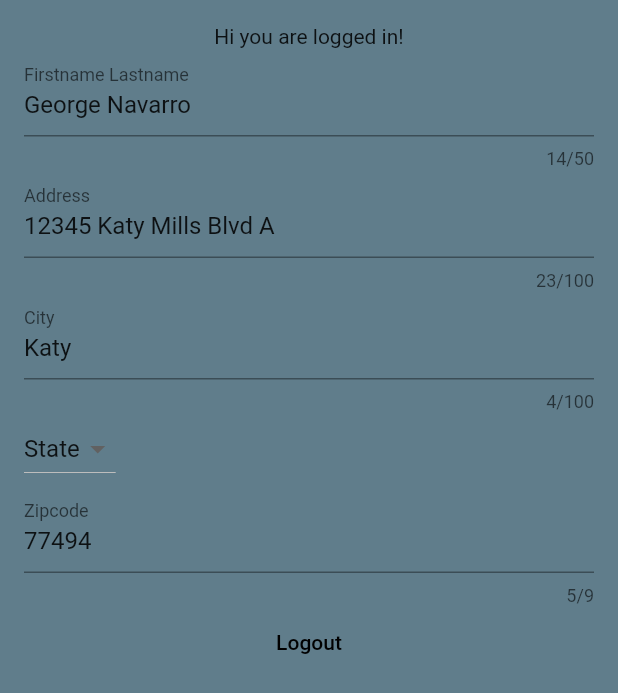
After one commit to GeorgeNav/Fuel-Consolidator, a Flutter app: the Client screen opened by its route, on a phone screen of 412 x 824 dp. The commit adds this screen. Shown: the top 693 px of the screen. Run offline on Flutter 3.47's test engine with Material 2 defaults, Android fonts, the phone set to English and light mode, and no system bars; missing offline and left inert: firebase, flutter_web; accounts and stored records are empty.

Commit message:
Client profile addition and refactoring

```diff
--- /dev/null
+++ b/lib/imports.dart
@@ -0,0 +1,4 @@
+// screens
+export 'screens/home.dart';
+export 'screens/create_account.dart';
+export 'screens/client/client.dart';
--- /dev/null
+++ b/lib/screens/client/client.dart
@@ -0,0 +1,100 @@
+import 'package:firebase/firestore.dart';
+import 'package:flutter_web/material.dart';
+import 'package:firebase/firebase.dart';
+import 'package:provider/provider.dart';
+
+class Client extends StatefulWidget {
+  Client({Key key}) : super(key: key);
+
+  _ClientState createState() => _ClientState();
+}
+
+class _ClientState extends State<Client> {
+  String stateSelection = 'State';
+  TextEditingController zipcode;
+
+  @override
+  Widget build(BuildContext context) => Scaffold(
+    backgroundColor: Colors.blueGrey,
+    body: Container(
+      width: 500,
+      padding: EdgeInsets.all(8),
+      margin: EdgeInsets.all(8),
+      child: Center(
+        child: Column(
+          children: <Widget>[
+            Text('Hi you are logged in!'),
+            _userData(),
+            FlatButton(
+              onPressed: () {
+                _logOut();
+                Navigator.of(context).pop();
+              },
+              textColor: Colors.black,
+              child: Text('Logout'),
+            ),
+          ],
+        ),
+      ),
+    ),
+  );
+
+  Widget _userData() {
+    List<String> states = ['State', 'AL', 'AK', 'AS', 'AZ', 'AR', 'CA', 'CO', 'CT', 'DE', 'DC', 'FM', 'FL', 'GA', 'GU', 'HI', 'ID', 'IL', 'IN', 'IA', 'KS', 'KY', 'LA', 'ME', 'MH', 'MD', 'MA', 'MI', 'MN', 'MS', 'MO', 'MT', 'NE', 'NV', 'NH', 'NJ', 'NM', 'NY', 'NC', 'ND', 'MP', 'OH', 'OK', 'OR', 'PW', 'PA', 'PR', 'RI', 'SC', 'SD', 'TN', 'TX', 'UT', 'VT', 'VI', 'VA', 'WA', 'WV', 'WI', 'WY' ];
+
+    return Column(
+      children: <Widget>[
+        // will need to figure out how to automatically pull name from database when client creats and account
+        TextFormField(
+          // first and last name
+          decoration: InputDecoration(labelText: 'Firstname Lastname'),
+          initialValue: 'George Navarro',
+          maxLength: 50, //(required)
+          enableInteractiveSelection: false, // non-editable
+        ),
+        TextFormField(
+          decoration: InputDecoration(labelText: 'Address'),
+          initialValue: '12345 Katy Mills Blvd A',
+          maxLength: 100, //(required)
+        ),
+        TextFormField(
+          decoration: InputDecoration(labelText: 'City'),
+          initialValue: 'Katy',
+          maxLength: 100, //(required)
+        ),
+        Container(
+          alignment: Alignment.centerLeft,
+          child: DropdownButton<String>(
+            value: stateSelection,
+            items: states
+                .map((String value) => DropdownMenuItem<String>(
+                      value: value,
+                      child: Text(value),
+                    ))
+                .toList(),
+            onChanged: (selection) {
+              setState(() {
+                stateSelection = selection;
+              });
+            },
+          ),
+        ),
+        TextFormField(
+          decoration: InputDecoration(labelText: 'Zipcode'),
+          initialValue: '77494',
+          maxLength: 9, //(required)
+          controller: zipcode,
+          // need to account for 5 characters minimum (required)
+        ),
+      ],
+    );
+  }
+
+  void _logOut() {
+    Auth a = Provider.of<Auth>(context);
+    a.signOut();
+    setState(() {
+      Navigator.pop(context);
+    });
+  }
+}
```
Also changed, not shown: lib/main.dart (+3 -5 lines), lib/screens/home.dart (renamed from lib/screens/sign_in.dart, +7 -6 lines), lib/screens/user/user_type.dart (deleted, +0 -59 lines), lib/screens/client/profile.dart (added), 1 other file.
